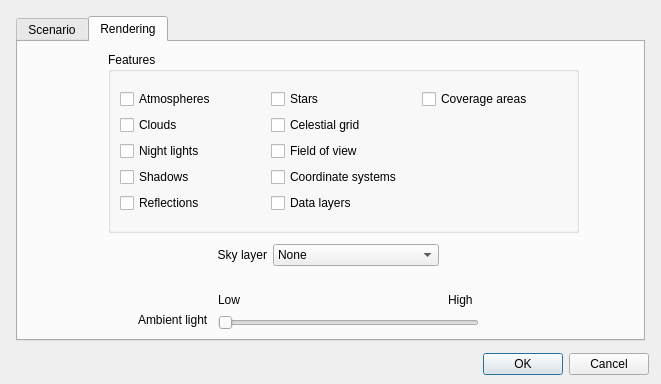
Qt form sta-src/Main/preferences.ui (Dwarf-Planet-Project/SpaceDesignTool) before a commit.
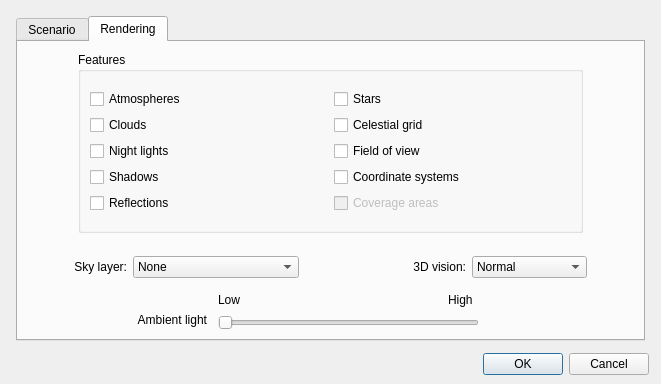
The same form after that commit. The open tabs and pages were chosen to show the change. Icons and pictures are not drawn.

Commit message: Adding StereoVision preferences

```diff
--- a/sta-src/Main/preferences.ui
+++ b/sta-src/Main/preferences.ui
@@ -321,15 +321,18 @@
     <widget class="QLabel" name="label">
      <property name="geometry">
       <rect>
-       <x>120</x>
+       <x>92</x>
        <y>270</y>
-       <width>71</width>
+       <width>97</width>
        <height>16</height>
       </rect>
      </property>
      <property name="text">
       <string>Ambient light</string>
      </property>
+     <property name="alignment">
+      <set>Qt::AlignRight|Qt::AlignTrailing|Qt::AlignVCenter</set>
+     </property>
     </widget>
     <widget class="QLabel" name="label_2">
      <property name="geometry">
@@ -360,9 +363,9 @@
     <widget class="QGroupBox" name="groupBox_4">
      <property name="geometry">
       <rect>
-       <x>90</x>
+       <x>60</x>
        <y>10</y>
-       <width>471</width>
+       <width>505</width>
        <height>181</height>
       </rect>
      </property>
@@ -370,85 +373,81 @@
       <string>Features</string>
      </property>
      <layout class="QGridLayout" name="gridLayout_8">
-      <item row="0" column="0">
-       <layout class="QGridLayout" name="gridLayout_7">
-        <item row="0" column="0">
+      <item row="1" column="0">
+       <layout class="QGridLayout" name="gridLayout_7" columnstretch="0,0,0,0" columnminimumwidth="0,0,0,0">
+        <item row="0" column="1">
          <widget class="QCheckBox" name="atmospheres">
           <property name="text">
            <string>Atmospheres</string>
           </property>
          </widget>
         </item>
-        <item row="1" column="0">
+        <item row="1" column="1">
          <widget class="QCheckBox" name="clouds">
           <property name="text">
            <string>Clouds</string>
           </property>
          </widget>
         </item>
-        <item row="2" column="0">
+        <item row="2" column="1">
          <widget class="QCheckBox" name="nightLigfhts">
           <property name="text">
            <string>Night lights</string>
           </property>
          </widget>
         </item>
-        <item row="3" column="0">
+        <item row="3" column="1">
          <widget class="QCheckBox" name="shadows">
           <property name="text">
            <string>Shadows</string>
           </property>
          </widget>
         </item>
-        <item row="4" column="0">
+        <item row="4" column="1">
          <widget class="QCheckBox" name="reflections">
           <property name="text">
            <string>Reflections</string>
           </property>
          </widget>
         </item>
-        <item row="0" column="1">
+        <item row="0" column="3">
          <widget class="QCheckBox" name="stars">
           <property name="text">
            <string>Stars</string>
           </property>
          </widget>
         </item>
-        <item row="1" column="1">
+        <item row="1" column="3">
          <widget class="QCheckBox" name="celestialGrid">
           <property name="text">
            <string>Celestial grid</string>
           </property>
          </widget>
         </item>
-        <item row="2" column="1">
+        <item row="2" column="3">
          <widget class="QCheckBox" name="fieldOfView">
           <property name="text">
            <string>Field of view</string>
           </property>
          </widget>
         </item>
-        <item row="3" column="1">
+        <item row="3" column="3">
          <widget class="QCheckBox" name="coordinateSystems">
           <property name="text">
            <string>Coordinate systems</string>
           </property>
          </widget>
         </item>
-        <item row="0" column="2">
+        <item row="4" column="3">
          <widget class="QCheckBox" name="coverageAreas">
+          <property name="enabled">
+           <bool>false</bool>
+          </property>
           <property name="text">
            <string>Coverage areas</string>
           </property>
          </widget>
         </item>
-        <item row="4" column="1">
-         <widget class="QCheckBox" name="dataLayers">
-          <property name="text">
-           <string>Data layers</string>
-          </property>
-         </widget>
-        </item>
        </layout>
       </item>
      </layout>
@@ -456,9 +455,9 @@
     <widget class="QWidget" name="layoutWidget">
      <property name="geometry">
       <rect>
-       <x>180</x>
-       <y>200</y>
-       <width>241</width>
+       <x>56</x>
+       <y>212</y>
+       <width>513</width>
        <height>26</height>
       </rect>
      </property>
@@ -466,7 +465,7 @@
       <item>
        <widget class="QLabel" name="label_6">
         <property name="text">
-         <string>Sky layer</string>
+         <string>Sky layer:</string>
         </property>
         <property name="alignment">
          <set>Qt::AlignRight|Qt::AlignTrailing|Qt::AlignVCenter</set>
@@ -492,6 +491,74 @@
         </item>
        </widget>
       </item>
+      <item>
+       <spacer name="horizontalSpacer">
+        <property name="orientation">
+         <enum>Qt::Horizontal</enum>
+        </property>
+        <property name="sizeHint" stdset="0">
+         <size>
+          <width>40</width>
+          <height>20</height>
+         </size>
+        </property>
+       </spacer>
+      </item>
+      <item>
+       <widget class="QLabel" name="label_7">
+        <property name="text">
+         <string>3D vision:</string>
+        </property>
+        <property name="alignment">
+         <set>Qt::AlignRight|Qt::AlignTrailing|Qt::AlignVCenter</set>
+        </property>
+       </widget>
+      </item>
+      <item>
+       <widget class="QComboBox" name="comboBox3DVision">
+        <item>
+         <property name="text">
+          <string>Normal</string>
+         </property>
+        </item>
+        <item>
+         <property name="text">
+          <string>Cyan Red</string>
+         </property>
+         <property name="icon">
+          <iconset resource="../../iconary/sta-icons.qrc">
+           <normaloff>:/icons/colorDARKCYAN.png</normaloff>:/icons/colorDARKCYAN.png</iconset>
+         </property>
+        </item>
+        <item>
+         <property name="text">
+          <string>Red Cyan</string>
+         </property>
+         <property name="icon">
+          <iconset resource="../../iconary/sta-icons.qrc">
+           <normaloff>:/icons/colorRED.png</normaloff>:/icons/colorRED.png</iconset>
+         </property>
+        </item>
+        <item>
+         <property name="text">
+          <string>Green Magenta</string>
+         </property>
+         <property name="icon">
+          <iconset resource="../../iconary/sta-icons.qrc">
+           <normaloff>:/icons/colorGREEN.png</normaloff>:/icons/colorGREEN.png</iconset>
+         </property>
+        </item>
+        <item>
+         <property name="text">
+          <string>Magenta Green</string>
+         </property>
+         <property name="icon">
+          <iconset resource="../../iconary/sta-icons.qrc">
+           <normaloff>:/icons/colorDARKMAGENTA.png</normaloff>:/icons/colorDARKMAGENTA.png</iconset>
+         </property>
+        </item>
+       </widget>
+      </item>
      </layout>
     </widget>
    </widget>
```
Left out of the diff: 10 changed lines with no effect on the pictures. The commit also changes 3 other files.
